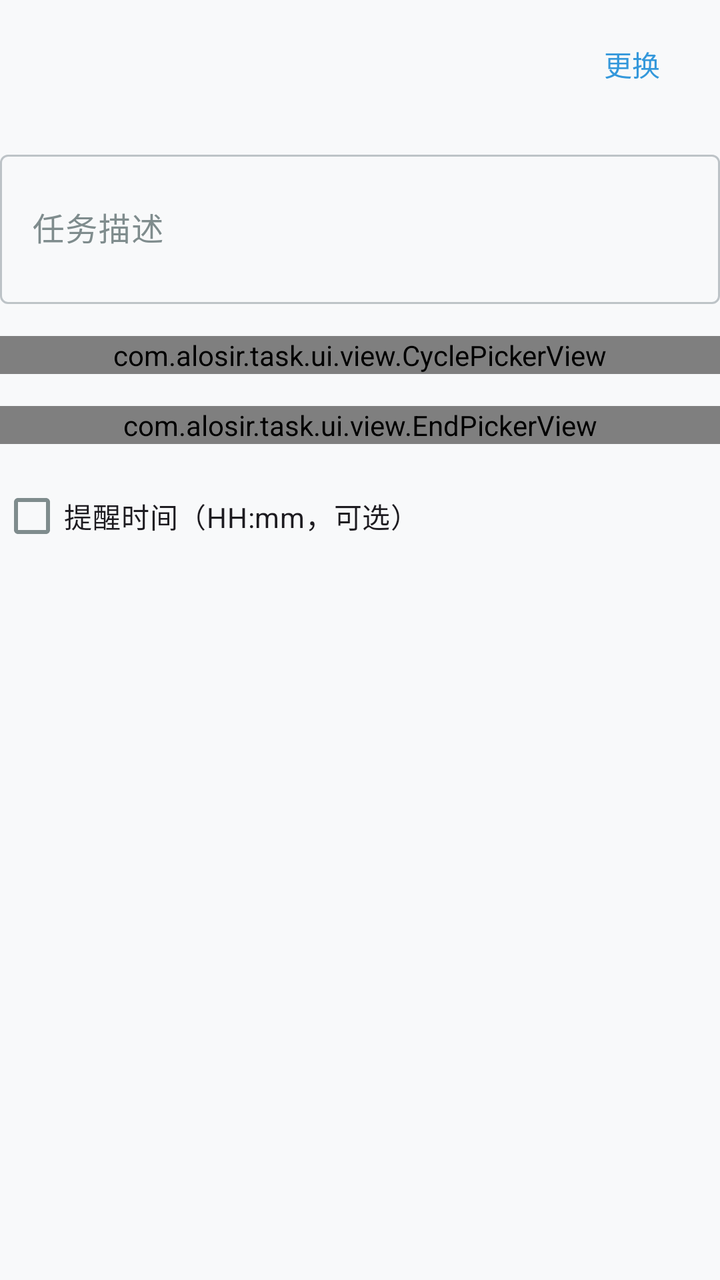
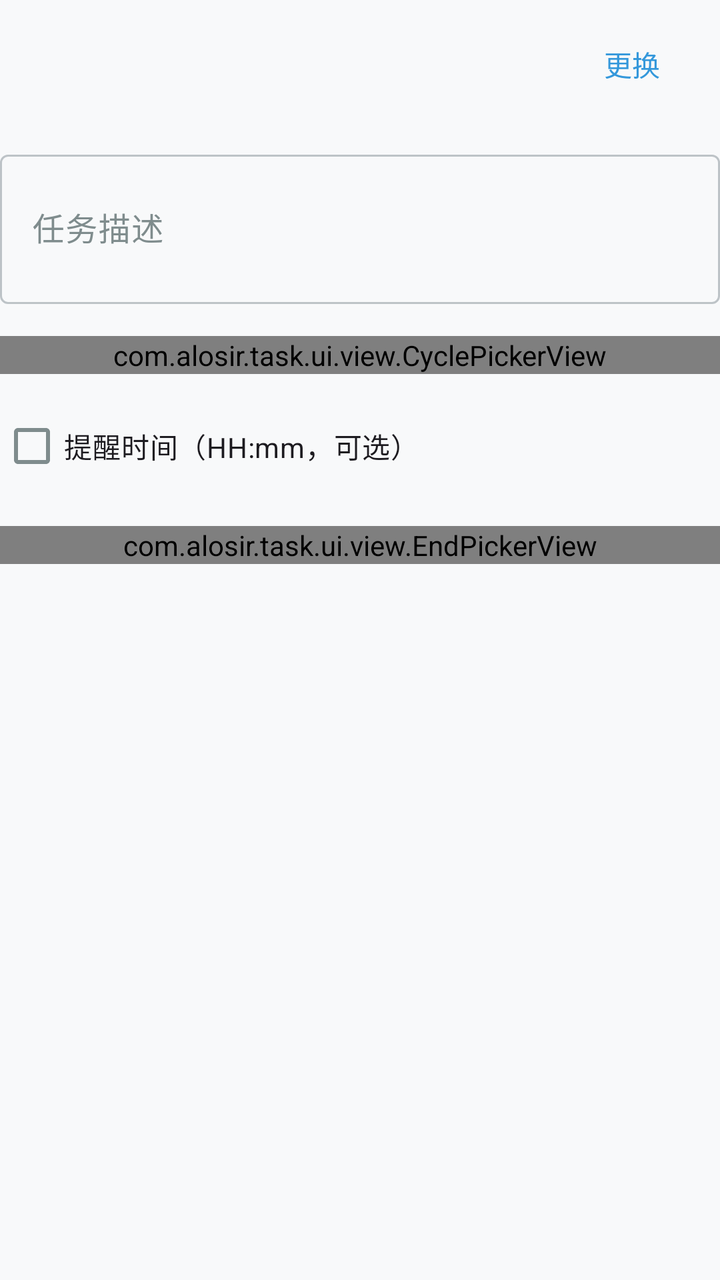

Two renders of the same Android screen: before a commit and after it. Below are the layout's source before the change and the commit's diff.
<!-- AndroidManifest.xml: application theme Theme.CheckinMaster -->
<!-- res/layout/bottom_sheet_add_checkin_app_detail.xml -->
<?xml version="1.0" encoding="utf-8"?>
<LinearLayout xmlns:android="http://schemas.android.com/apk/res/android"
    android:layout_width="match_parent"
    android:layout_height="wrap_content"
    android:orientation="vertical">

    <LinearLayout
        android:layout_width="match_parent"
        android:layout_height="wrap_content"
        android:orientation="horizontal"
        android:gravity="center_vertical"
        android:paddingVertical="8dp">

        <ImageView
            android:id="@+id/appIcon"
            android:layout_width="40dp"
            android:layout_height="40dp"
            android:contentDescription="@string/checkin_status" />

        <TextView
            android:id="@+id/appNameText"
            android:layout_width="0dp"
            android:layout_height="wrap_content"
            android:layout_weight="1"
            android:layout_marginStart="12dp"
            android:textColor="?attr/colorOnSurface"
            android:textSize="16sp"
            android:textStyle="bold" />

        <com.google.android.material.button.MaterialButton
            android:id="@+id/btnChangeApp"
            style="@style/Widget.Material3.Button.TextButton"
            android:layout_width="wrap_content"
            android:layout_height="wrap_content"
            android:text="@string/change" />

    </LinearLayout>

    <com.google.android.material.textfield.TextInputLayout
        android:layout_width="match_parent"
        android:layout_height="wrap_content"
        android:layout_marginTop="8dp"
        style="@style/Widget.Material3.TextInputLayout.OutlinedBox"
        android:hint="@string/hint_task_description">

        <com.google.android.material.textfield.TextInputEditText
            android:id="@+id/editDesc"
            android:layout_width="match_parent"
            android:layout_height="wrap_content"
            android:inputType="textMultiLine"
            android:minLines="2"
            android:maxLines="3" />

    </com.google.android.material.textfield.TextInputLayout>

    <com.alosir.task.ui.view.CyclePickerView
        android:id="@+id/cyclePicker"
        android:layout_width="match_parent"
        android:layout_height="wrap_content"
        android:layout_marginTop="16dp" />

    <com.alosir.task.ui.view.EndPickerView
        android:id="@+id/endPicker"
        android:layout_width="match_parent"
        android:layout_height="wrap_content"
        android:layout_marginTop="16dp" />

    <CheckBox
        android:id="@+id/checkEnableReminder"
        android:layout_width="wrap_content"
        android:layout_height="wrap_content"
        android:layout_marginTop="12dp"
        android:text="@string/reminder_time_hint" />

    <com.alosir.task.ui.view.TimePickerView
        android:id="@+id/timePicker"
        android:layout_width="match_parent"
        android:layout_height="wrap_content"
        android:layout_marginTop="8dp"
        android:visibility="gone" />

</LinearLayout>
<!-- resources referenced by this layout -->
<resources>
  <string name="change">更换</string>
  <string name="checkin_status">签到状态</string>
  <string name="hint_task_description">任务描述</string>
  <string name="reminder_time_hint">提醒时间（HH:mm，可选）</string>
  <color name="md_primary">#3498db</color>
  <color name="md_on_primary">#ffffff</color>
  <color name="md_primary_container">#d6eaf8</color>
  <color name="md_on_primary_container">#001d36</color>
  <color name="md_secondary">#2ecc71</color>
  <color name="md_on_secondary">#ffffff</color>
  <color name="md_secondary_container">#d5f5e3</color>
  <color name="md_on_secondary_container">#002109</color>
  <color name="md_tertiary">#f39c12</color>
  <color name="md_on_tertiary">#ffffff</color>
  <color name="md_tertiary_container">#fdebd0</color>
  <color name="md_on_tertiary_container">#271900</color>
  <color name="md_error">#e74c3c</color>
  <color name="md_on_error">#ffffff</color>
  <color name="md_error_container">#f9d6d3</color>
  <color name="md_on_error_container">#410002</color>
  <color name="md_background">#f8f9fa</color>
  <color name="md_on_background">#2c3e50</color>
  <color name="md_surface">#f8f9fa</color>
  <color name="md_on_surface">#2c3e50</color>
  <color name="md_surface_variant">#f5f5f5</color>
  <color name="md_on_surface_variant">#7f8c8d</color>
  <color name="md_outline">#bdc3c7</color>
  <color name="md_outline_variant">#ecf0f1</color>
  <style name="Widget.CheckinMaster.BottomNavigationView" parent="Widget.Material3.BottomNavigationView">
          <item name="itemActiveIndicatorStyle">@style/Widget.CheckinMaster.BottomNavigationView.ActiveIndicator</item>
      </style>
  <style name="Widget.CheckinMaster.FloatingActionButton" parent="Widget.Material3.FloatingActionButton.Primary">
          <item name="shapeAppearance">@style/ShapeAppearance.CheckinMaster.Fab</item>
      </style>
  <style name="Widget.CheckinMaster.BottomNavigationView.ActiveIndicator" parent="Widget.Material3.BottomNavigationView.ActiveIndicator">
          <item name="android:color">@color/md_primary_container</item>
      </style>
  <style name="ShapeAppearance.CheckinMaster.Fab" parent="ShapeAppearance.Material3.LargeComponent">
          <item name="cornerFamily">rounded</item>
          <item name="cornerSize">16dp</item>
      </style>
  <!-- unchanged entries left out for length: 1 -->
</resources>

<!-- the commit's change to res/layout/bottom_sheet_add_checkin_app_detail.xml (unified diff, before → after) -->
@@ -59,12 +59,6 @@
         android:layout_height="wrap_content"
         android:layout_marginTop="16dp" />
 
-    <com.alosir.task.ui.view.EndPickerView
-        android:id="@+id/endPicker"
-        android:layout_width="match_parent"
-        android:layout_height="wrap_content"
-        android:layout_marginTop="16dp" />
-
     <CheckBox
         android:id="@+id/checkEnableReminder"
         android:layout_width="wrap_content"
@@ -79,4 +73,10 @@
         android:layout_marginTop="8dp"
         android:visibility="gone" />
 
+    <com.alosir.task.ui.view.EndPickerView
+        android:id="@+id/endPicker"
+        android:layout_width="match_parent"
+        android:layout_height="wrap_content"
+        android:layout_marginTop="16dp" />
+
 </LinearLayout>
